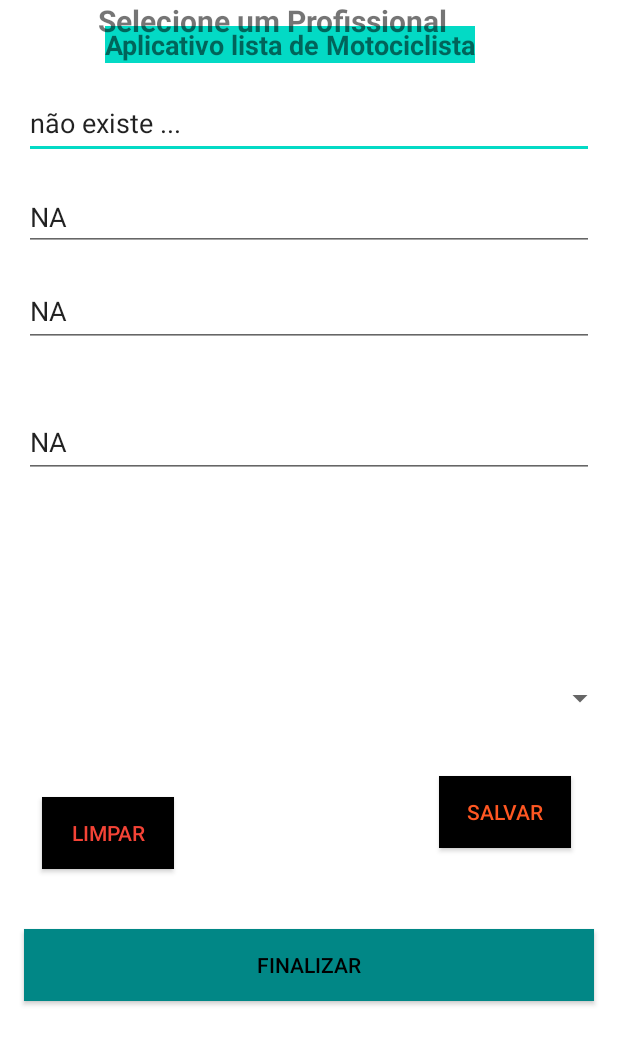
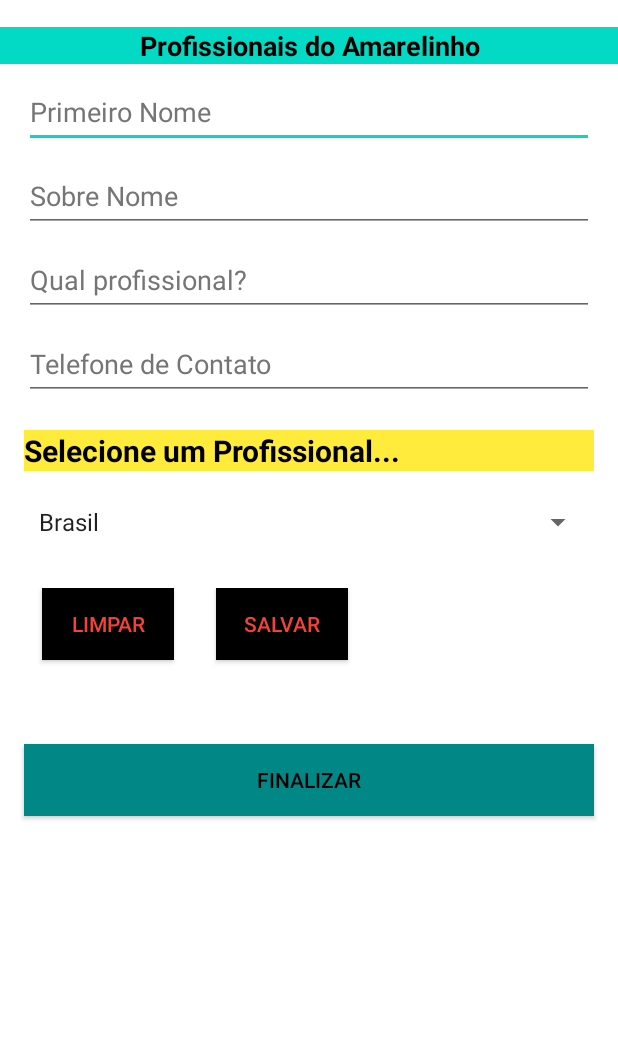
Before and after one commit to renatobrasil1/Curso-Desenvolvimento-Android, an Android app: the screen it shows after launch (MainActivity), on a phone screen of 412 x 824 dp. Shown: the top 1045 px of the screen. Run offline under Robolectric (Android 15) with nearby library versions, the phone set to English and light mode, and no system bars.

Commit message:
Ajustado o Layout, porem precisa melhorar.

```diff
--- a/Applistamotociclista/app/src/main/java/renato/brasil/com/br/applistamotociclista/MainActivity.java
+++ b/Applistamotociclista/app/src/main/java/renato/brasil/com/br/applistamotociclista/MainActivity.java
@@ -5,8 +5,10 @@ import android.content.SharedPreferences;
 import android.os.Bundle;
 import android.util.Log;
 import android.view.View;
+import android.widget.ArrayAdapter;
 import android.widget.Button;
 import android.widget.EditText;
+import android.widget.Spinner;
 import android.widget.Toast;
 
 import java.util.List;
@@ -14,7 +16,6 @@ import java.util.List;
 import renato.brasil.com.br.applistamotociclista.controller.PessoaController;
 import renato.brasil.com.br.applistamotociclista.controller.ProfissionalController;
 import renato.brasil.com.br.applistamotociclista.model.Pessoa;
-import renato.brasil.com.br.applistamotociclista.model.Profissional;
 
 public class MainActivity extends Activity {
 
@@ -25,7 +26,10 @@ public class MainActivity extends Activity {
     ProfissionalController profissionalController;
 
     Pessoa pessoa; //declarando  um objeto pessoa
-    List<Profissional>listaDeProfissionais;
+
+    List<String> nomesDosProfissionais;
+
+
 
     Pessoa outraPessoa;
     // EditText é uma classe que faz parte  da classe android widget
@@ -37,11 +41,11 @@ public class MainActivity extends Activity {
     Button btnLimpar;
     Button btnSalvar;
     Button btnFinalizar;
-
+      Spinner spinner;
     @Override
     protected void onCreate(Bundle savedInstanceState) {
         super.onCreate(savedInstanceState);
-        setContentView(R.layout.activity_main);
+        setContentView(R.layout.activity_spinner);
 
         preferences = getSharedPreferences(NOME_PREFERENCES,0); // o zero é para leitura e escrita
          SharedPreferences.Editor listaVip = preferences.edit(); // criando o editor
@@ -51,22 +55,17 @@ public class MainActivity extends Activity {
         controller.toString();
 
         profissionalController = new ProfissionalController();
-         listaDeProfissionais = profissionalController.getListaDeProfissionais();
+         nomesDosProfissionais = profissionalController.dadosParaSpinner();
 
         pessoa = new Pessoa(); // criando um objeto pessoa
 
         //controller.buscar(pessoa);
 
-          pessoa.setPrimeiroNome(preferences.getString("primmeiroNome","não existe ..."));
-          pessoa.setSobreNome(preferences.getString("sobreNome","NA"));
-          pessoa.setProfissionalDesejado(preferences.getString("qualProfissional","NA"));
-          pessoa.setTelefoneContato(preferences.getString("telefoneContato","NA"));
-
-
         editPrimeiroNome = findViewById(R.id.editPrimeiroNome);
         editSobreNome = findViewById(R.id.editSobreNome);
         editQualProfissional = findViewById(R.id.editQualProfissional);
         editTelefoneDeContato = findViewById(R.id.editTelefoneDeContato);
+        spinner = findViewById((R.id.spinner));
 
         editPrimeiroNome.setText(pessoa.getPrimeiroNome());
         editSobreNome.setText(pessoa.getSobreNome());
@@ -76,6 +75,16 @@ public class MainActivity extends Activity {
         btnLimpar = findViewById(R.id.btnLimpar);
         btnSalvar = findViewById(R.id.btnSalvar);
         btnFinalizar = findViewById(R.id.btnFinalizar);
+
+        // Adpter
+        // Layout
+        // Iniciar o adapter ao Sprinner - A lista gerar
+        ArrayAdapter<String> adapter = new ArrayAdapter<>(this, android.R.layout.simple_list_item_1,
+        profissionalController.dadosParaSpinner());
+
+        adapter.setDropDownViewResource(android.R.layout.simple_list_item_1);
+
+              spinner.setAdapter((adapter));
 
         // pegando o clik do botão
         btnLimpar.setOnClickListener(new View.OnClickListener() {
--- a/Applistamotociclista/app/src/main/java/renato/brasil/com/br/applistamotociclista/controller/ProfissionalController.java
+++ b/Applistamotociclista/app/src/main/java/renato/brasil/com/br/applistamotociclista/controller/ProfissionalController.java
@@ -25,4 +25,15 @@ public class ProfissionalController {
 
         return listProfissionais;
     }
+    public ArrayList<String> dadosParaSpinner(){
+
+        ArrayList<String> dados = new ArrayList<>();
+
+        for (int i = 0; i < getListaDeProfissionais().size() ; i++) {
+            Profissional objeto = (Profissional) getListaDeProfissionais().get(i);
+            dados.add(objeto.getNomeDoprofissionalDesejado());
+        }
+
+        return  dados;
+    }
 }
--- a/Applistamotociclista/app/src/main/res/layout/activity_main.xml
+++ b/Applistamotociclista/app/src/main/res/layout/activity_main.xml
@@ -112,8 +112,8 @@
         android:id="@+id/btnLimpar"
         android:layout_width="wrap_content"
         android:layout_height="wrap_content"
-        android:layout_marginStart="28dp"
-        android:layout_marginBottom="40dp"
+        android:layout_marginStart="36dp"
+        android:layout_marginBottom="60dp"
         android:background="@color/black"
         android:text="@string/txt_btn_limpar"
         android:textColor="#F44336"
@@ -138,8 +138,8 @@
 
     <Button
         android:id="@+id/btnFinalizar"
-        android:layout_width="match_parent"
-        android:layout_height="wrap_content"
+        android:layout_width="242dp"
+        android:layout_height="47dp"
         android:layout_margin="16dp"
 
         android:background="@color/teal_700"
@@ -149,9 +149,7 @@
         app:layout_constraintEnd_toEndOf="parent"
         app:layout_constraintStart_toStartOf="parent"
         app:layout_constraintTop_toTopOf="@+id/txtTituloApp"
-        app:layout_constraintVertical_bias="0.806" />
-
-
+        app:layout_constraintVertical_bias="0.833" />
 
 
 </androidx.constraintlayout.widget.ConstraintLayout>
--- /dev/null
+++ b/Applistamotociclista/app/src/main/res/layout/activity_spinner.xml
@@ -0,0 +1,151 @@
+<?xml version="1.0" encoding="utf-8"?>
+<androidx.appcompat.widget.LinearLayoutCompat xmlns:android="http://schemas.android.com/apk/res/android"
+    xmlns:app="http://schemas.android.com/apk/res-auto"
+    xmlns:tools="http://schemas.android.com/tools"
+    android:layout_width="match_parent"
+    android:layout_height="match_parent"
+    android:orientation="vertical">
+
+    <ScrollView
+        android:layout_width="match_parent"
+        android:layout_height="match_parent">
+
+        <LinearLayout
+            android:layout_width="match_parent"
+            android:layout_height="wrap_content"
+            android:orientation="vertical">
+
+            <TextView
+                android:id="@+id/txtTituloApp"
+                android:layout_width="match_parent"
+                android:layout_height="wrap_content"
+                android:layout_marginTop="18dp"
+                android:background="@color/teal_200"
+                android:gravity="center"
+                android:text="@string/txt_titulo"
+                android:textColor="@color/black"
+                android:textSize="18sp"
+                android:textStyle="bold" />
+
+            <EditText
+                android:id="@+id/editPrimeiroNome"
+                android:layout_width="match_parent"
+                android:layout_height="48dp"
+                android:layout_marginStart="16dp"
+                android:layout_marginTop="8dp"
+                android:layout_marginEnd="16dp"
+                android:autofillHints=""
+                android:ems="10"
+                android:hint="@string/txt_hint_edit_primeiro_nome"
+                android:inputType="textPersonName"
+                android:minHeight="48dp"
+                android:textColorHint="#757575" />
+
+            <EditText
+                android:id="@+id/editSobreNome"
+                android:layout_width="match_parent"
+                android:layout_height="48dp"
+                android:layout_marginStart="16dp"
+                android:layout_marginTop="8dp"
+                android:layout_marginEnd="16dp"
+                android:autofillHints=""
+                android:ems="10"
+                android:hint="@string/txt_hint_edit_sobrenome"
+                android:inputType="textPersonName"
+                android:minHeight="48dp"
+                android:textColorHint="#757575" />
+
+            <EditText
+                android:id="@+id/editQualProfissional"
+                android:layout_width="match_parent"
+                android:layout_height="48dp"
+                android:layout_marginStart="16dp"
+                android:layout_marginTop="8dp"
+                android:layout_marginEnd="16dp"
+                android:autofillHints=""
+                android:ems="10"
+                android:hint="@string/txt_hint_edit_profissional_desejado"
+                android:inputType="textPersonName"
+                android:minHeight="48dp"
+                android:textColorHint="#757575" />
+
+            <EditText
+                android:id="@+id/editTelefoneDeContato"
+                android:layout_width="match_parent"
+                android:layout_height="48dp"
+                android:layout_marginStart="16dp"
+                android:layout_marginTop="8dp"
+                android:layout_marginEnd="16dp"
+                android:autofillHints=""
+                android:ems="10"
+                android:hint="@string/txt_hint_edit_telefone_de_contato"
+                android:inputType="textPersonName"
+                android:minHeight="48dp"
+                android:textColorHint="#757575" />
+
+            <TextView
+                android:id="@+id/textView"
+                android:layout_width="match_parent"
+                android:layout_height="wrap_content"
+                android:layout_gravity="center_horizontal"
+                android:layout_marginStart="16dp"
+                android:layout_marginTop="20dp"
+                android:layout_marginEnd="16dp"
+                android:background="@color/amarelo"
+                android:text="@string/txt_selecione_um_profissional"
+                android:textColor="@color/black"
+                android:textSize="20sp"
+                android:textStyle="bold" />
+
+            <Spinner
+                android:id="@+id/spinner"
+                android:layout_width="match_parent"
+                android:layout_height="wrap_content"
+                android:layout_marginStart="10dp"
+                android:layout_marginTop="10dp"
+                android:layout_marginEnd="16dp"
+                android:layout_marginBottom="20dp"
+                android:minHeight="48dp"
+                tools:ignore="SpeakableTextPresentCheck" />
+
+            <androidx.appcompat.widget.LinearLayoutCompat
+                android:layout_width="377dp"
+                android:layout_height="wrap_content"
+                android:orientation="horizontal">
+
+                <Button
+                    android:id="@+id/btnLimpar"
+                    android:layout_width="wrap_content"
+                    android:layout_height="wrap_content"
+                    android:layout_marginStart="28dp"
+                    android:layout_marginBottom="40dp"
+                    android:background="@color/black"
+                    android:text="@string/txt_btn_limpar"
+                    android:textColor="#F44336" />
+
+                <Button
+                    android:id="@+id/btnSalvar"
+                    android:layout_width="wrap_content"
+                    android:layout_height="wrap_content"
+                    android:layout_marginStart="28dp"
+                    android:layout_marginBottom="20dp"
+                    android:background="@color/black"
+                    android:text="@string/txt_btn_salvar"
+                    android:textColor="#F44336" />
+
+            </androidx.appcompat.widget.LinearLayoutCompat>
+
+            <Button
+                android:id="@+id/btnFinalizar"
+                android:layout_width="match_parent"
+                android:layout_height="wrap_content"
+                android:layout_margin="16dp"
+                android:background="@color/teal_700"
+                android:text="@string/txt_btn_finalizar"
+                android:textColor="#000000" />
+
+        </LinearLayout>
+
+    </ScrollView>
+
+</androidx.appcompat.widget.LinearLayoutCompat>
--- a/Applistamotociclista/app/src/main/res/values/strings.xml
+++ b/Applistamotociclista/app/src/main/res/values/strings.xml
@@ -1,6 +1,6 @@
 <resources>
-    <string name="app_name">Applistamotociclista</string>
-    <string name="txt_titulo">Aplicativo lista de Motociclista</string>
+    <string name="app_name">AppMotoTaxi1601</string>
+    <string name="txt_titulo">Profissionais do Amarelinho</string>
     <string name="txt_hint_edit_primeiro_nome">Primeiro Nome</string>
     <string name="txt_hint_edit_sobrenome">Sobre Nome</string>
     <string name="txt_hint_edit_profissional_desejado">Qual profissional?</string>
@@ -8,4 +8,5 @@
      <string name="txt_btn_limpar">LIMPAR</string>
     <string name="txt_btn_salvar">SALVAR</string>
     <string name="txt_btn_finalizar">FINALIZAR</string>
-    </resources>
+    <string name="txt_selecione_um_profissional">Selecione um Profissional...</string>
+</resources>
```
Also changed, not shown: 1 other file.
